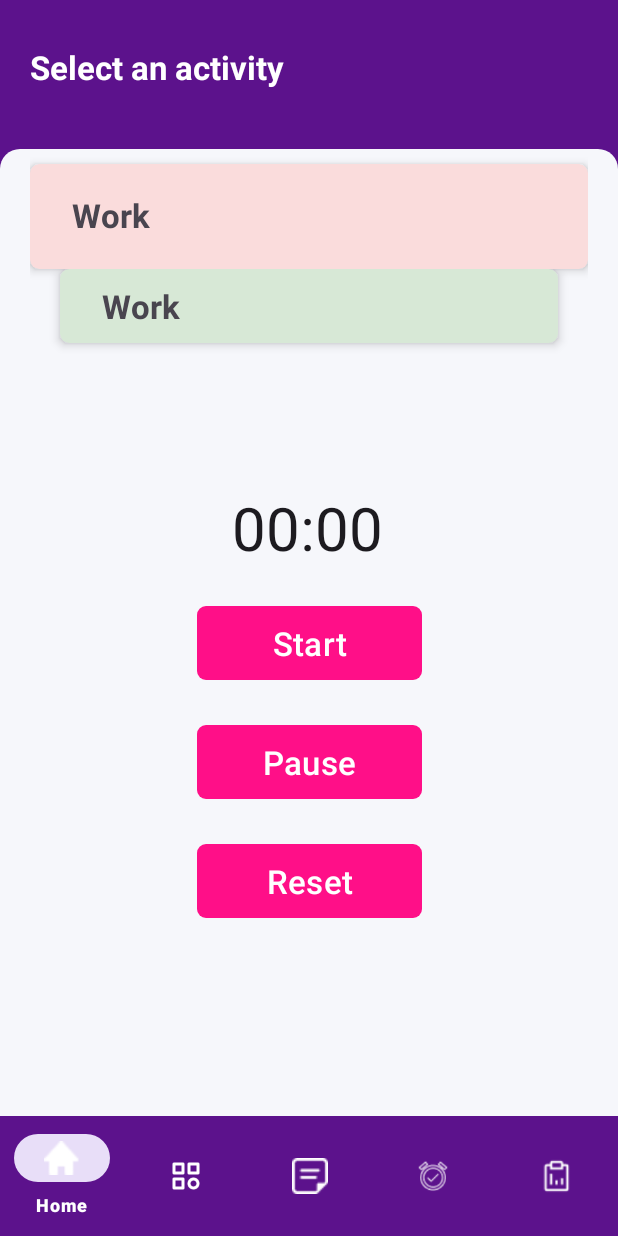
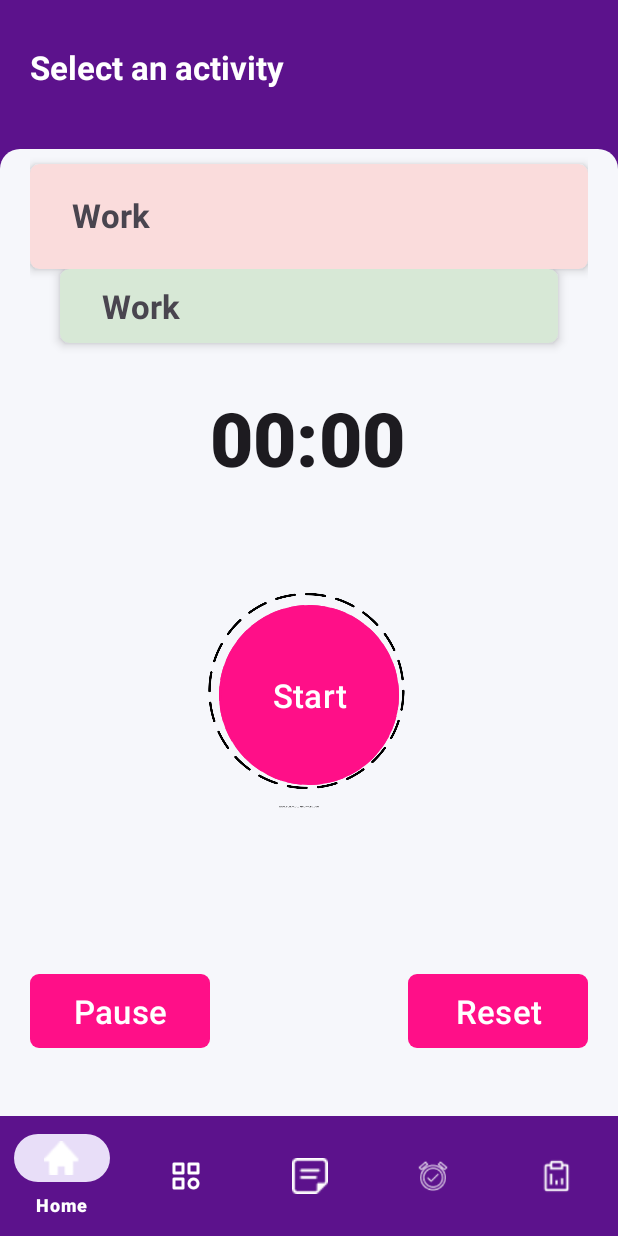
Before and after one commit to Ayeshazulfiqar895/TimeTrackingApp, an Android app: the fragment StopWatchFragment placed in its activity, on a phone screen of 412 x 824 dp. Run offline under Robolectric (Android 15) with nearby library versions, the phone set to English and light mode, and no system bars; our stand-ins replace Firebase (no records; nobody signed in at launch, a user with empty details on screens opened directly).

Commit message:
Circle Dashed

```diff
--- a/app/src/main/java/com/example/timetrackingapp/login_pg.java
+++ b/app/src/main/java/com/example/timetrackingapp/login_pg.java
@@ -148,9 +148,13 @@ public class login_pg extends AppCompatActivity {
                                 Toast.makeText(login_pg.this, "User data not found. Login failed.", Toast.LENGTH_SHORT).show();
                             }
                         }).addOnFailureListener(e -> {
+                            progressBar.setVisibility(View.GONE);
+
                             Toast.makeText(login_pg.this, "Login failed: " + e.getMessage(), Toast.LENGTH_SHORT).show();
                         });
                     } else {
+                        progressBar.setVisibility(View.GONE);
+
                         // If sign in fails, it will display a message to the user.
                         Toast.makeText(login_pg.this, "Login failed: " + task.getException().getMessage(), Toast.LENGTH_SHORT).show();
                     }
--- /dev/null
+++ b/app/src/main/res/drawable/rounded_button.xml
@@ -0,0 +1,22 @@
+<layer-list xmlns:android="http://schemas.android.com/apk/res/android">
+    <item>
+        <shape android:shape="oval">
+            <solid android:color="#00ff00" />
+            <size
+                android:width="15dp"
+                android:height="15dp" />
+        </shape>
+    </item>
+    <item>
+        <shape android:shape="oval">
+            <stroke
+                android:color="@color/black"
+                android:dashWidth="10dp"
+                android:dashGap="4dp"
+                android:width="1dp" />
+            <size
+                android:width="20dp"
+                android:height="20dp" />
+        </shape>
+    </item>
+</layer-list>
--- a/app/src/main/res/layout/fragment_stop_watch.xml
+++ b/app/src/main/res/layout/fragment_stop_watch.xml
@@ -11,8 +11,8 @@
     <TextView
         android:layout_width="wrap_content"
         android:layout_height="wrap_content"
+        android:layout_marginHorizontal="20dp"
         android:layout_marginTop="30dp"
-        android:layout_marginHorizontal="20dp"
         android:text="Select an activity"
         android:textColor="#ffffff"
         android:textSize="22dp"
@@ -27,9 +27,8 @@
 
         <androidx.constraintlayout.widget.ConstraintLayout
             android:layout_width="match_parent"
-            android:paddingHorizontal="20dp"
             android:layout_height="match_parent"
-            >
+            android:paddingHorizontal="20dp">
 
             <androidx.cardview.widget.CardView
                 android:id="@+id/cardView"
@@ -80,8 +79,8 @@
                 app:layout_constraintEnd_toEndOf="parent"
                 app:layout_constraintStart_toStartOf="parent"
                 app:layout_constraintTop_toBottomOf="@+id/cardView"
+                app:layout_constraintVertical_bias="0"
                 app:layout_constraintWidth_default="percent"
-                app:layout_constraintVertical_bias="0"
                 app:layout_constraintWidth_percent="0.9">
 
                 <androidx.constraintlayout.widget.ConstraintLayout
@@ -112,57 +111,70 @@
                 android:id="@+id/chronometer"
                 android:layout_width="wrap_content"
                 android:layout_height="wrap_content"
-                android:textSize="40dp"
+                android:textSize="50dp"
+                android:fontFamily="sans-serif-black"
                 app:layout_constraintBottom_toTopOf="@+id/btnStart"
                 app:layout_constraintEnd_toEndOf="parent"
                 app:layout_constraintHorizontal_bias="0.497"
                 app:layout_constraintStart_toStartOf="parent"
-                app:layout_constraintTop_toTopOf="parent"
-                app:layout_constraintVertical_bias="0.9" />
+                app:layout_constraintTop_toBottomOf="@+id/cardView"
+                app:layout_constraintVertical_bias="0.5" />
 
             <Button
                 android:id="@+id/btnStart"
-                android:layout_width="150dp"
-                android:layout_height="wrap_content"
-                android:layout_marginTop="50dp"
-                android:textSize="22dp"
-                android:background="@drawable/login_fields"
-
+                android:layout_width="120dp"
+                android:layout_height="120dp"
                 android:layout_marginBottom="30dp"
+                android:background="@drawable/rounded_button"
                 android:onClick="startChronometer"
                 android:text="Start"
+                android:textSize="22dp"
                 app:layout_constraintBottom_toTopOf="@+id/btnPause"
                 app:layout_constraintEnd_toEndOf="parent"
                 app:layout_constraintHorizontal_bias="0.501"
-                app:layout_constraintStart_toStartOf="parent" />
+                app:layout_constraintStart_toStartOf="parent"
+                app:layout_constraintVertical_bias="0.7"
+                app:layout_constraintTop_toBottomOf="@+id/cardView" />
 
+            <ImageView
+                android:layout_width="160dp"
+                android:layout_height="160dp"
+                android:src="@drawable/dashed_border"
+                app:layout_constraintBottom_toTopOf="@+id/btnPause"
+                app:layout_constraintEnd_toEndOf="parent"
+                app:layout_constraintHorizontal_bias="0.47"
+                app:layout_constraintStart_toStartOf="parent"
+                app:layout_constraintTop_toBottomOf="@+id/cardView"
+                app:layout_constraintVertical_bias="0.65" />
             <Button
                 android:id="@+id/btnPause"
-                android:layout_width="150dp"
+                android:layout_width="120dp"
                 android:layout_height="wrap_content"
-                android:layout_marginBottom="30dp"
-                android:textSize="22dp"
                 android:background="@drawable/login_fields"
                 android:onClick="pauseChronometer"
                 android:text="Pause"
-                app:layout_constraintBottom_toTopOf="@+id/btnReset"
+                android:textSize="22dp"
+                app:layout_constraintBottom_toBottomOf="@+id/btnReset"
                 app:layout_constraintEnd_toEndOf="parent"
-                app:layout_constraintHorizontal_bias="0.5"
-                app:layout_constraintStart_toStartOf="parent" />
+                app:layout_constraintHorizontal_bias="0"
+                app:layout_constraintVertical_bias="1"
+                app:layout_constraintStart_toStartOf="parent"
+                app:layout_constraintTop_toTopOf="@+id/btnReset" />
 
             <Button
                 android:id="@+id/btnReset"
-                android:layout_width="150dp"
+                android:layout_width="120dp"
                 android:layout_height="wrap_content"
-                android:layout_marginBottom="148dp"
-                android:textSize="22dp"
                 android:background="@drawable/login_fields"
                 android:onClick="resetChronometer"
                 android:text="Reset"
+                android:textSize="22dp"
                 app:layout_constraintBottom_toBottomOf="parent"
                 app:layout_constraintEnd_toEndOf="parent"
-                app:layout_constraintHorizontal_bias="0.501"
-                app:layout_constraintStart_toStartOf="parent" />
+                app:layout_constraintHorizontal_bias="1"
+                app:layout_constraintStart_toStartOf="parent"
+                app:layout_constraintTop_toTopOf="parent"
+                app:layout_constraintVertical_bias="0.9" />
         </androidx.constraintlayout.widget.ConstraintLayout>
     </FrameLayout>
 </LinearLayout>
--- a/app/src/main/res/values/colors.xml
+++ b/app/src/main/res/values/colors.xml
@@ -5,10 +5,10 @@
     <color name="black">#FF000000</color>
     <color name="white">#FFFFFFFF</color>
     <color name="buttonBackground">#FF0F88</color>
-    <color name="custom_nav_icon_color">#FF0F88</color>
+    <color name="custom_nav_icon_color">#F32133</color>
     <color name="icon_color">#FFFFFF</color>
-    <color name="passive_icon_color">#FFFFFF</color> <!-- Your desired passive (unselected) icon color -->
-    <color name="bottomActive">#FF0F88</color>
+    <color name="passive_icon_color">#FFFFFF</color>
+    <color name="bottomActive">#00ff00</color>
     <color name="bottomUnActive">#FFFFFF</color>
 
 
--- a/app/src/main/res/values/themes.xml
+++ b/app/src/main/res/values/themes.xml
@@ -7,7 +7,6 @@
 
     <style name="Theme.TimeTrackingApp" parent="Base.Theme.TimeTrackingApp" />
     <style name="BottomNavigationStyle" parent="Widget.Design.BottomNavigationView">
-        <!-- Customize the icon color -->
 <!--        <item name="android:itemIconTint">@color/custom_nav_icon_color</item>-->
 
     </style>
```
Also changed, not shown: app/src/main/res/drawable/dashed_border.png (added).
